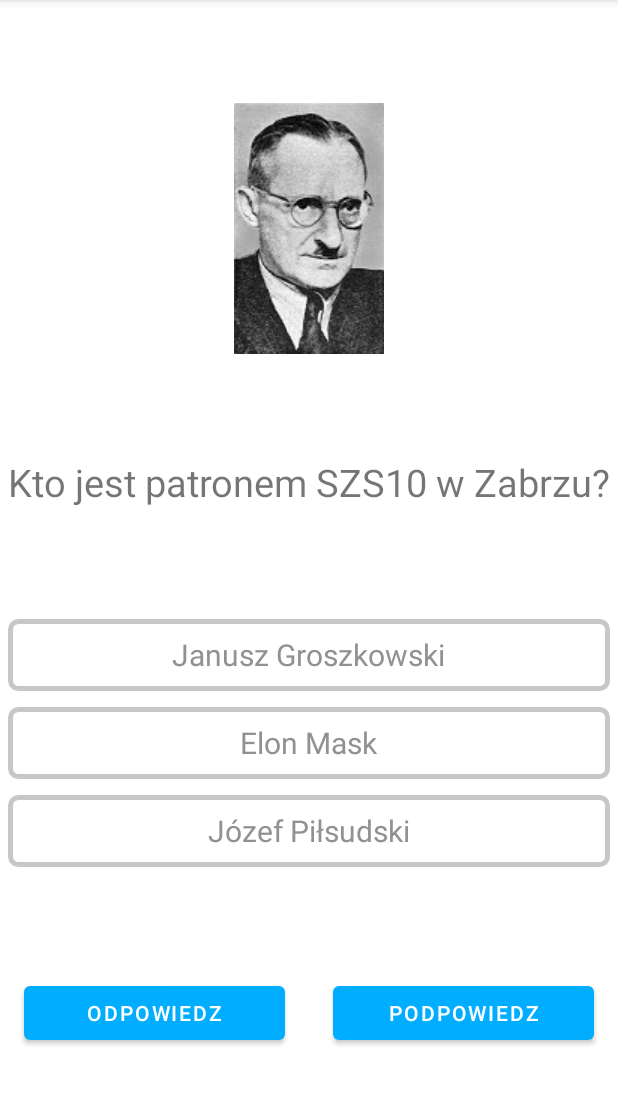
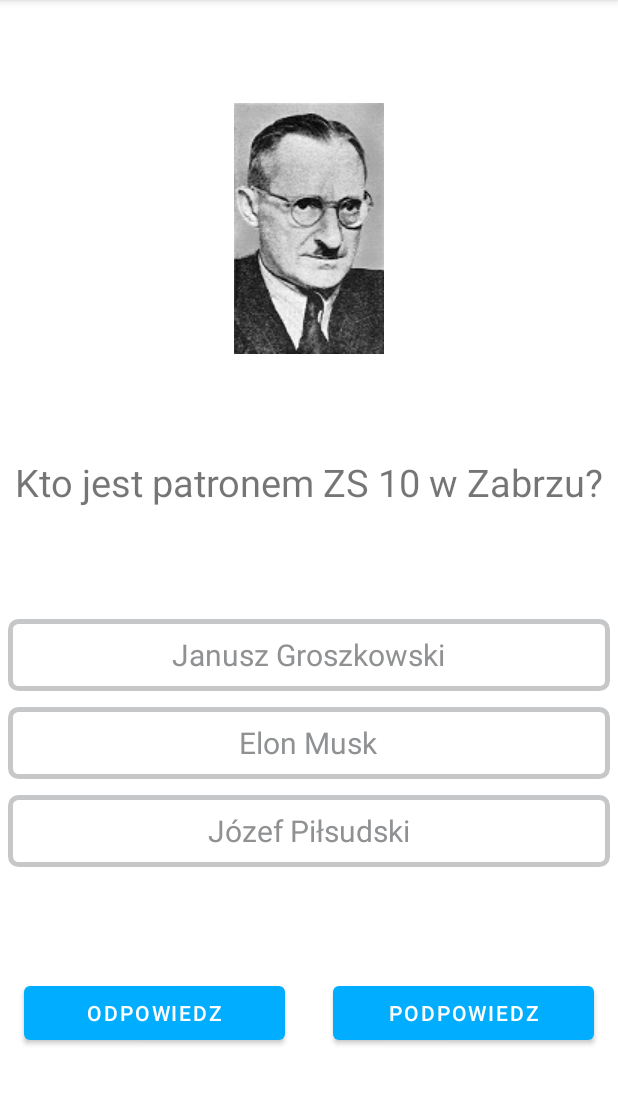
Before and after one commit to HoutarouM/Quiz-o-szkole, an Android app: the MainActivity screen opened directly, with no data from a screen before it, on a phone screen of 412 x 824 dp, the part 84-1189 px from its top. Run offline under Robolectric (Android 15) with nearby library versions, the light colour scheme and no system bars.

Commit message:
add new images

```diff
--- a/app/src/main/java/com/example/myquizapp/MainActivity.java
+++ b/app/src/main/java/com/example/myquizapp/MainActivity.java
@@ -42,6 +42,13 @@ public class MainActivity extends AppCompatActivity {
 
 
 //        read and set saved data
+        Bundle data = getIntent().getExtras();
+        if (data != null) {
+            questionIndex = data.getInt(PUT_QUESTION_INDEX_KEY, 0);
+            score = data.getInt(PUT_SCORE_KEY, 0);
+            checkedBtn = data.getInt(PUT_CHECKED_BUTTON_KEY, 0);
+        }
+
         if (savedInstanceState != null) {
             questionIndex = savedInstanceState.getInt(PUT_QUESTION_INDEX_KEY, 0);
             score = savedInstanceState.getInt(PUT_SCORE_KEY, 0);
@@ -49,12 +56,6 @@ public class MainActivity extends AppCompatActivity {
             checkedBtn = savedInstanceState.getInt(PUT_CHECKED_BUTTON_KEY, 0);
         }
 
-        Bundle data = getIntent().getExtras();
-        if (data != null) {
-            questionIndex = data.getInt(PUT_QUESTION_INDEX_KEY, 0);
-            score = data.getInt(PUT_SCORE_KEY, 0);
-            checkedBtn = data.getInt(PUT_CHECKED_BUTTON_KEY, 0);
-        }
 
         if (checkedBtn != 0) {
             if (checkedBtn == 1) {
@@ -79,11 +80,20 @@ public class MainActivity extends AppCompatActivity {
         addQuestion(R.drawable.mapa, R.string.second_question_text, R.string.second_question_hint,
                 R.string.second_question_answer_a, R.string.second_question_answer_b, R.string.second_question_answer_c, 0);
 
-        addQuestion(R.drawable.chemia, R.string.third_question_text, R.string.third_question_hint,
-                R.string.third_question_answer_a, R.string.third_question_answer_b, R.string.third_question_answer_c, 0);
+        addQuestion(R.drawable.schhol, R.string.third_question_text, R.string.third_question_hint,
+                R.string.third_question_answer_a, R.string.third_question_answer_b, R.string.third_question_answer_c, 1);
 
-        addQuestion(R.drawable.wf_short, R.string.fourth_question_text, R.string.fourth_question_hint,
-                R.string.fourth_question_answer_a, R.string.fourth_question_answer_b, R.string.fourth_question_answer_c, 0);
+        addQuestion(R.drawable.school_two, R.string.fourth_question_text, R.string.fourth_question_hint,
+                R.string.fourth_question_answer_a, R.string.fourth_question_answer_b, R.string.fourth_question_answer_c, 2);
+
+        addQuestion(R.drawable.schhol, R.string.fifth_question_text, R.string.fifth_question_hint,
+                R.string.fifth_question_answer_a, R.string.fifth_question_answer_b, R.string.fifth_question_answer_c, 1);
+
+        addQuestion(R.drawable.owl, R.string.sixth_question_text, R.string.sixth_question_hint,
+                R.string.sixth_question_answer_a, R.string.sixth_question_answer_b, R.string.sixth_question_answer_c, 0);
+
+        addQuestion(R.drawable.school_two, R.string.seventh_question_text, R.string.seventh_question_hint,
+                R.string.seventh_question_answer_a, R.string.seventh_question_answer_b, R.string.seventh_question_answer_c, 2);
     }
 
     @Override
--- a/app/src/main/res/layout/activity_start.xml
+++ b/app/src/main/res/layout/activity_start.xml
@@ -26,7 +26,7 @@
         android:layout_height="wrap_content"
         android:text="@string/instrukcja_uzywanie_podpowiedzi_minus_1_punkt"
         android:textColor="@color/white"
-        android:textSize="19dp"
+        android:textSize="17dp"
         app:layout_constraintBottom_toTopOf="@+id/start_button"
         app:layout_constraintEnd_toEndOf="parent"
         app:layout_constraintStart_toStartOf="parent"
--- a/app/src/main/res/values/strings.xml
+++ b/app/src/main/res/values/strings.xml
@@ -5,29 +5,47 @@
 
     <string name="logo_content_desc">java_logo</string>
 
-    <string name="first_question_text">Kto jest patronem SZS10 w Zabrzu?</string>
-    <string name="first_question_hint">Jimienie zaczyna się na j.</string>
+    <string name="first_question_text">Kto jest patronem ZS 10 w Zabrzu?</string>
+    <string name="first_question_hint">Jego imię zaczyna się na J.</string>
     <string name="first_question_answer_a">Janusz Groszkowski</string>
-    <string name="first_question_answer_b">Elon Mask</string>
+    <string name="first_question_answer_b">Elon Musk</string>
     <string name="first_question_answer_c">Józef Piłsudski</string>
 
     <string name="second_question_text">Na ktorej ulicy znajduje się ZS10?</string>
     <string name="second_question_hint">Polski kompozytor.</string>
-    <string name="second_question_answer_a">Fryderyka Chopina</string>
-    <string name="second_question_answer_b">ul Mickiewicza</string>
-    <string name="second_question_answer_c">ul Slowackiego</string>
+    <string name="second_question_answer_a">ul Fryderyka Chopina</string>
+    <string name="second_question_answer_b">ul Adama Mickiewicza</string>
+    <string name="second_question_answer_c">ul Juliusza Slowackiego</string>
 
-    <string name="third_question_text">Jaka to sala?</string>
-    <string name="third_question_hint">2 pietro.</string>
-    <string name="third_question_answer_a">Chemiczna</string>
-    <string name="third_question_answer_b">Fizyczna</string>
-    <string name="third_question_answer_c">Komputerowa</string>
+    <string name="third_question_text">W którym roku rozpoczęły się dzieje szkolnego gmachu?</string>
+    <string name="third_question_hint">Lata 20 XX wieku.</string>
+    <string name="third_question_answer_a">1930</string>
+    <string name="third_question_answer_b">1928</string>
+    <string name="third_question_answer_c">1940</string>
 
-    <string name="fourth_question_text">Jaka to sala?</string>
-    <string name="fourth_question_hint">Parter.</string>
-    <string name="fourth_question_answer_a">Sala dla WF</string>
-    <string name="fourth_question_answer_b">Sala taneczna</string>
-    <string name="fourth_question_answer_c">Teatralna</string>
+    <string name="fourth_question_text">Kiedy utworzono Zespół Szkół nr 10 im. prof. Janusza Groszkowskiego?</string>
+    <string name="fourth_question_hint">W marcu.</string>
+    <string name="fourth_question_answer_a">15 kwietnia 1997</string>
+    <string name="fourth_question_answer_b">20 maja 2000</string>
+    <string name="fourth_question_answer_c">10 marca 1997</string>
+
+    <string name="fifth_question_text">Ile szkół wchodzi w skład ZS10?</string>
+    <string name="fifth_question_hint">Szkoa postawowa, technikum i liceum.</string>
+    <string name="fifth_question_answer_a">2</string>
+    <string name="fifth_question_answer_b">3</string>
+    <string name="fifth_question_answer_c">5</string>
+
+    <string name="sixth_question_text">Kto był(a) pierwszym dyrektorem ZS10?</string>
+    <string name="sixth_question_hint">Pierwszym dyrektorem ZS10 była kobieta.</string>
+    <string name="sixth_question_answer_a">Ewa Wolnica</string>
+    <string name="sixth_question_answer_b">Mirosław Mendecki</string>
+    <string name="sixth_question_answer_c">Tomasz Grabski</string>
+
+    <string name="seventh_question_text">Kiedy Szkoła Podstawowa nr 27 została reaktywowana?</string>
+    <string name="seventh_question_hint">We wrześniu.</string>
+    <string name="seventh_question_answer_a">1 września 2017</string>
+    <string name="seventh_question_answer_b">7 października 2018</string>
+    <string name="seventh_question_answer_c">4 września 2017</string>
 
     <string name="return_button_text">Wroc</string>
     <string name="restart_button_text">Zacznij od nowa</string>
```
Also changed, not shown: app/src/main/res/drawable/chemia.jpg (deleted), app/src/main/res/drawable/mapa.PNG, app/src/main/res/drawable/owl.png (added), app/src/main/res/drawable/schhol.jpg (added), app/src/main/res/drawable/school_two.jpg (added), app/src/main/res/drawable/wf_short.png (deleted), 1 other file.
